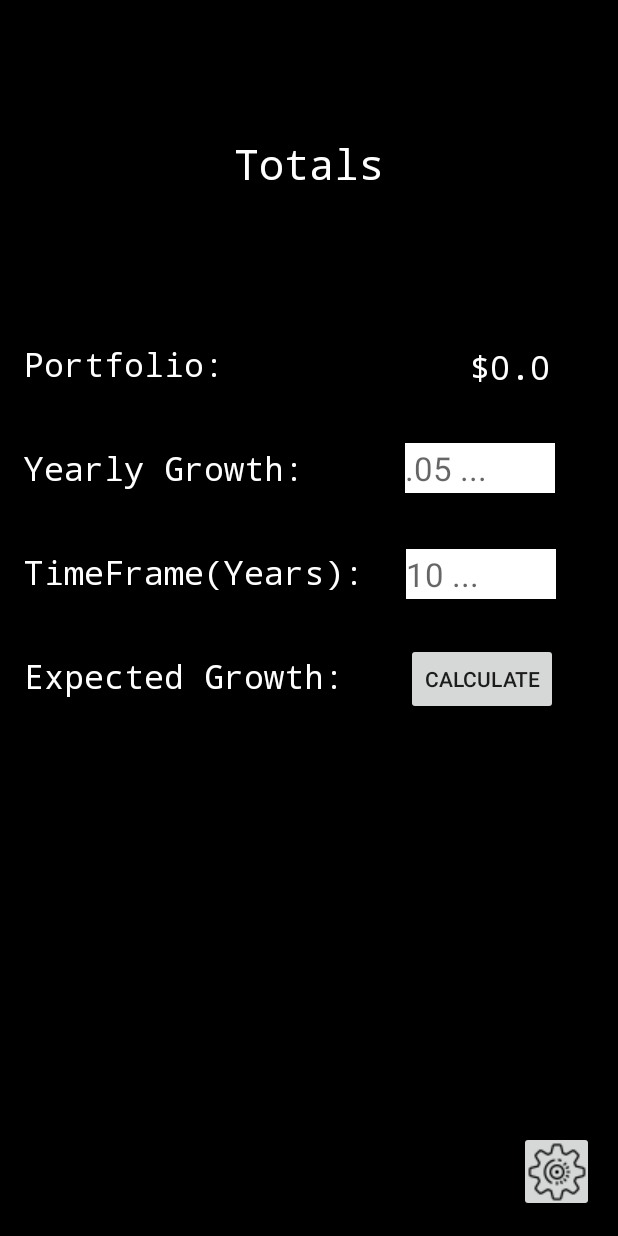
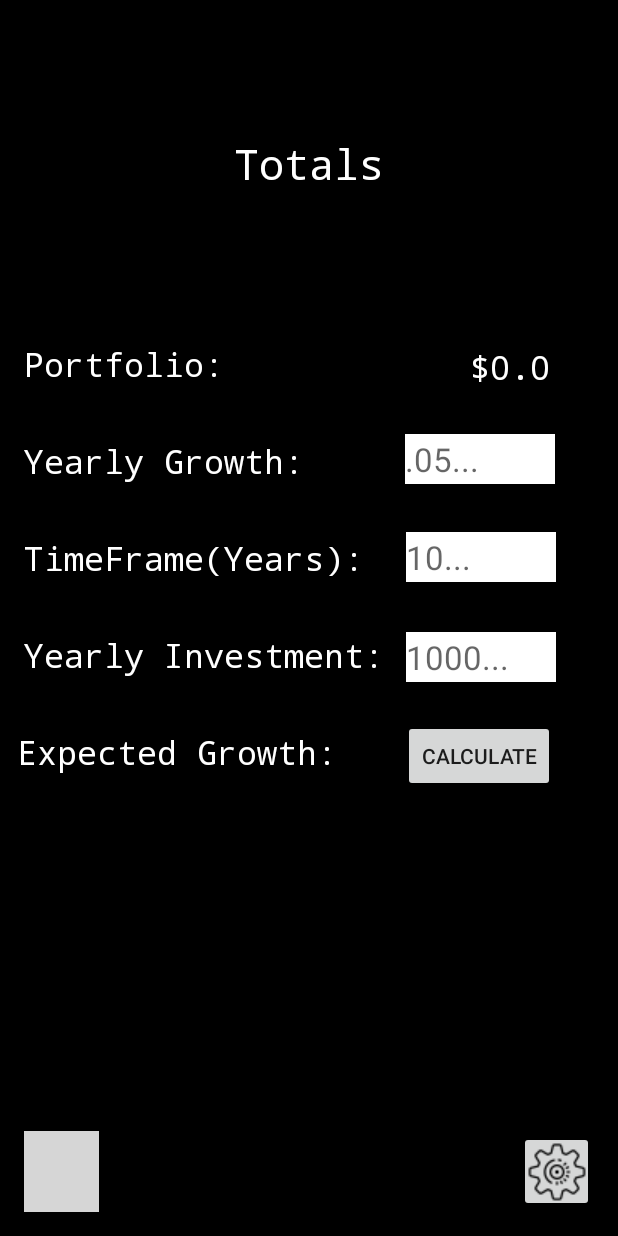
Before and after one commit to salazarbrandon1257/Android-Wealth-Application, an Android app: the TotalActivity screen opened directly, with no data from a screen before it, after a tap on "CALCULATE", on a phone screen of 412 x 824 dp. Run offline under Robolectric (Android 15) with nearby library versions, the phone set to English and light mode, and no system bars; grey boxes are pictures that could not be loaded.

Commit message:
adding yearly investment functionality

```diff
--- a/app/src/main/java/com/TotalActivity.java
+++ b/app/src/main/java/com/TotalActivity.java
@@ -29,12 +29,19 @@ public class TotalActivity extends AppCompatActivity {
         result = sum * Math.pow(growth, timeFrame);
         return Double.toString(twoDecimalplaces(result));
     }
+    public String yearlyInvestCalculation(String growthString, String timeFrameString, Double sum, Double yearly){
+        double result;
+        double growth = 1 + Double.parseDouble(growthString);
+        int timeFrame = Integer.parseInt(timeFrameString);
+        result = sum * (Math.pow(growth, timeFrame) - growth) / (growth - 1);
+        return Double.toString(twoDecimalplaces(result));
+    }
 
     @Override
     protected void onCreate(Bundle savedInstanceState) {
         super.onCreate(savedInstanceState);
         setContentView(R.layout.activity_total);
-        TextView portfolioValue  = (TextView) findViewById(R.id.portfolioValueId);
+        final TextView portfolioValue  = (TextView) findViewById(R.id.portfolioValueId);
 
         double sum = 0;
         ArrayList<portfolioActivity.Stocks> portfolioStocks = MainActivity.contactClass.getContacts();
@@ -47,29 +54,40 @@ public class TotalActivity extends AppCompatActivity {
 
 
         Button btn3 = (Button) findViewById(R.id.calculateButtonId);
-        final double finalSum = sum;
         btn3.setOnClickListener(new View.OnClickListener() {
             @Override
             public void onClick(View v) {
                 TextView portfolioVal  = (TextView) findViewById(R.id.portfolioValueId);
                 TextView growthValue = (TextView) findViewById(R.id.yearlyGrowthId);
                 TextView timeFrameValue = (TextView) findViewById(R.id.timeFrameId);
+                TextView yearlyInvestValue = (TextView) findViewById(R.id.yearlyInvestId);
                 TextView expected = (TextView) findViewById(R.id.expectedGrowthId);
                 TextView difference = (TextView) findViewById(R.id.growthDifferenceId);
                 TextView percentage = (TextView) findViewById(R.id.percentageGrowthId);
 
                 String growth = growthValue.getText().toString();
                 String timeFrame = timeFrameValue.getText().toString();
+                String yearlyInvest = yearlyInvestValue.getText().toString();
                 String portfolio = portfolioVal.getText().toString();
                 portfolio = portfolio.substring(1);
                 double newPortfolio = Double.parseDouble(portfolio);
 
-                if ( !growth.isEmpty() && !timeFrame.isEmpty() ){
+                if ( !growth.isEmpty() && !timeFrame.isEmpty() && yearlyInvest.isEmpty() ){
                     String growthCalc = growthCalculation(growth, timeFrame, newPortfolio);
                     expected.setText(growthCalc);
-                    difference.setText("+" + Double.toString(twoDecimalplaces(Double.parseDouble(growthCalc) - finalSum)));
-                    percentage.setText( "(+" + Double.toString(twoDecimalplaces(100 *( (Double.parseDouble(growthCalc) / finalSum) - 1))) + "%)"   );
+                    difference.setText("+" + Double.toString(twoDecimalplaces(Double.parseDouble(growthCalc) - newPortfolio)));
+                    percentage.setText( "(+" + Double.toString(twoDecimalplaces(100 *( (Double.parseDouble(growthCalc) / newPortfolio) - 1))) + "%)"   );
+                }else if(!growth.isEmpty() && !timeFrame.isEmpty() && !yearlyInvest.isEmpty() ){
+
                 }
+            }
+        });
+        ImageButton btn4 = (ImageButton) findViewById(R.id.refreshId);
+        final double finalSum = sum;
+        btn4.setOnClickListener(new View.OnClickListener() {
+            @Override
+            public void onClick(View v) {
+                portfolioValue.setText("$" + Double.toString(finalSum));
             }
         });
     }
--- a/app/src/main/res/layout/activity_total.xml
+++ b/app/src/main/res/layout/activity_total.xml
@@ -22,35 +22,7 @@
         app:fontFamily="monospace"
         app:layout_constraintEnd_toEndOf="parent"
         app:layout_constraintStart_toStartOf="parent"
-        app:layout_constraintTop_toTopOf="parent" /><![CDATA[
-
-
-
-    />
-
-
-
-
-
-
-
-
-
-
-
-
-
-
-
-
-
-
-
-
-
-
-
-    ]]>
+        app:layout_constraintTop_toTopOf="parent" />
 
     <EditText
         android:id="@+id/yearlyGrowthId"
@@ -58,12 +30,12 @@
         android:layout_height="33dp"
         android:layout_marginStart="67dp"
         android:layout_marginLeft="67dp"
-        android:layout_marginTop="25dp"
+        android:layout_marginTop="19dp"
         android:layout_marginEnd="41dp"
         android:layout_marginRight="41dp"
         android:background="#FFFFFF"
         android:ems="10"
-        android:hint=".05 ..."
+        android:hint=".05..."
         android:inputType="textPersonName"
         android:textColor="#000000"
         android:textSize="22sp"
@@ -79,12 +51,10 @@
         android:layout_marginStart="16dp"
         android:layout_marginLeft="16dp"
         android:layout_marginTop="228dp"
-        android:layout_marginBottom="10dp"
         android:text="Portfolio:"
         android:textColor="#FFFFFF"
         android:textSize="22sp"
         app:fontFamily="monospace"
-        app:layout_constraintBottom_toTopOf="@+id/textView11"
         app:layout_constraintStart_toStartOf="parent"
         app:layout_constraintTop_toTopOf="parent" />
 
@@ -112,15 +82,16 @@
 
         android:layout_marginStart="16dp"
         android:layout_marginLeft="16dp"
-        android:layout_marginTop="20dp"
+        android:layout_marginTop="11dp"
         android:layout_marginEnd="195dp"
         android:layout_marginRight="195dp"
         android:textColor="#FFFFFF"
         android:textSize="35sp"
         app:fontFamily="monospace"
         app:layout_constraintEnd_toEndOf="parent"
+        app:layout_constraintHorizontal_bias="1.0"
         app:layout_constraintStart_toStartOf="parent"
-        app:layout_constraintTop_toBottomOf="@+id/textView14" />
+        app:layout_constraintTop_toBottomOf="@+id/textView20" />
 
     <TextView
         android:id="@+id/textView7"
@@ -128,7 +99,7 @@
         android:layout_height="wrap_content"
         android:layout_marginStart="16dp"
         android:layout_marginLeft="16dp"
-        android:layout_marginTop="40dp"
+        android:layout_marginTop="35dp"
         android:text="Yearly Growth:"
         android:textColor="#FFFFFF"
         android:textSize="22sp"
@@ -137,18 +108,21 @@
         app:layout_constraintTop_toBottomOf="@+id/textView8" />
 
     <TextView
-        android:id="@+id/textView14"
+        android:id="@+id/textView20"
         android:layout_width="wrap_content"
         android:layout_height="wrap_content"
         android:layout_marginStart="16dp"
         android:layout_marginLeft="16dp"
-        android:layout_marginTop="40dp"
+        android:layout_marginTop="35dp"
+        android:layout_marginEnd="49dp"
+        android:layout_marginRight="49dp"
         android:text="Expected Growth:"
         android:textColor="#FFFFFF"
         android:textSize="22sp"
         app:fontFamily="monospace"
+        app:layout_constraintEnd_toStartOf="@+id/calculateButtonId"
         app:layout_constraintStart_toStartOf="parent"
-        app:layout_constraintTop_toBottomOf="@+id/textView13" />
+        app:layout_constraintTop_toBottomOf="@+id/textView14" />
 
     <EditText
         android:id="@+id/timeFrameId"
@@ -156,12 +130,12 @@
         android:layout_height="33dp"
         android:layout_marginStart="27dp"
         android:layout_marginLeft="27dp"
-        android:layout_marginTop="37dp"
+        android:layout_marginTop="32dp"
         android:layout_marginEnd="41dp"
         android:layout_marginRight="41dp"
         android:background="#FFFFFF"
         android:ems="10"
-        android:hint="10 ..."
+        android:hint="10..."
         android:inputType="textPersonName"
         android:textColor="#000000"
         android:textSize="22sp"
@@ -169,19 +143,49 @@
         app:layout_constraintStart_toEndOf="@+id/textView13"
         app:layout_constraintTop_toBottomOf="@+id/yearlyGrowthId" />
 
+    <EditText
+        android:id="@+id/yearlyInvestId"
+        android:layout_width="100dp"
+        android:layout_height="33dp"
+        android:layout_marginTop="33dp"
+        android:layout_marginEnd="41dp"
+        android:layout_marginRight="41dp"
+        android:background="#FFFFFF"
+        android:ems="10"
+        android:hint="1000..."
+        android:inputType="textPersonName"
+        android:textColor="#000000"
+        android:textSize="22sp"
+        app:layout_constraintEnd_toEndOf="parent"
+        app:layout_constraintTop_toBottomOf="@+id/timeFrameId" />
+
     <TextView
         android:id="@+id/textView13"
         android:layout_width="wrap_content"
         android:layout_height="wrap_content"
         android:layout_marginStart="16dp"
         android:layout_marginLeft="16dp"
-        android:layout_marginTop="40dp"
+        android:layout_marginTop="35dp"
         android:text="TimeFrame(Years):"
         android:textColor="#FFFFFF"
         android:textSize="22sp"
         app:fontFamily="monospace"
         app:layout_constraintStart_toStartOf="parent"
         app:layout_constraintTop_toBottomOf="@+id/textView7" />
+
+    <TextView
+        android:id="@+id/textView14"
+        android:layout_width="wrap_content"
+        android:layout_height="wrap_content"
+        android:layout_marginStart="16dp"
+        android:layout_marginLeft="16dp"
+        android:layout_marginTop="35dp"
+        android:text="Yearly Investment:"
+        android:textColor="#FFFFFF"
+        android:textSize="22sp"
+        app:fontFamily="monospace"
+        app:layout_constraintStart_toStartOf="parent"
+        app:layout_constraintTop_toBottomOf="@+id/textView13" />
 
     <ImageButton
         android:id="@+id/imageButton3"
@@ -197,19 +201,32 @@
         app:layout_constraintStart_toStartOf="parent"
         app:srcCompat="@drawable/settings" />
 
+
+    <ImageButton
+        android:id="@+id/refreshId"
+        android:layout_width="50dp"
+        android:layout_height="54dp"
+        android:layout_marginStart="16dp"
+        android:layout_marginLeft="16dp"
+        android:layout_marginEnd="280dp"
+        android:layout_marginRight="280dp"
+        android:layout_marginBottom="16dp"
+        android:background="#000000"
+        app:layout_constraintBottom_toBottomOf="parent"
+        app:layout_constraintEnd_toStartOf="@+id/imageButton3"
+        app:layout_constraintStart_toStartOf="parent"
+        app:srcCompat="@drawable/refresh" />
+
     <Button
         android:id="@+id/calculateButtonId"
         android:layout_width="wrap_content"
         android:layout_height="wrap_content"
-        android:layout_marginStart="41dp"
-        android:layout_marginLeft="41dp"
-        android:layout_marginTop="29dp"
-        android:layout_marginEnd="40dp"
-        android:layout_marginRight="40dp"
+        android:layout_marginTop="25dp"
+        android:layout_marginEnd="42dp"
+        android:layout_marginRight="42dp"
         android:text="Calculate"
         app:layout_constraintEnd_toEndOf="parent"
-        app:layout_constraintStart_toEndOf="@+id/textView14"
-        app:layout_constraintTop_toBottomOf="@+id/timeFrameId" />
+        app:layout_constraintTop_toBottomOf="@+id/yearlyInvestId" />
 
     <TextView
         android:id="@+id/growthDifferenceId"
```
